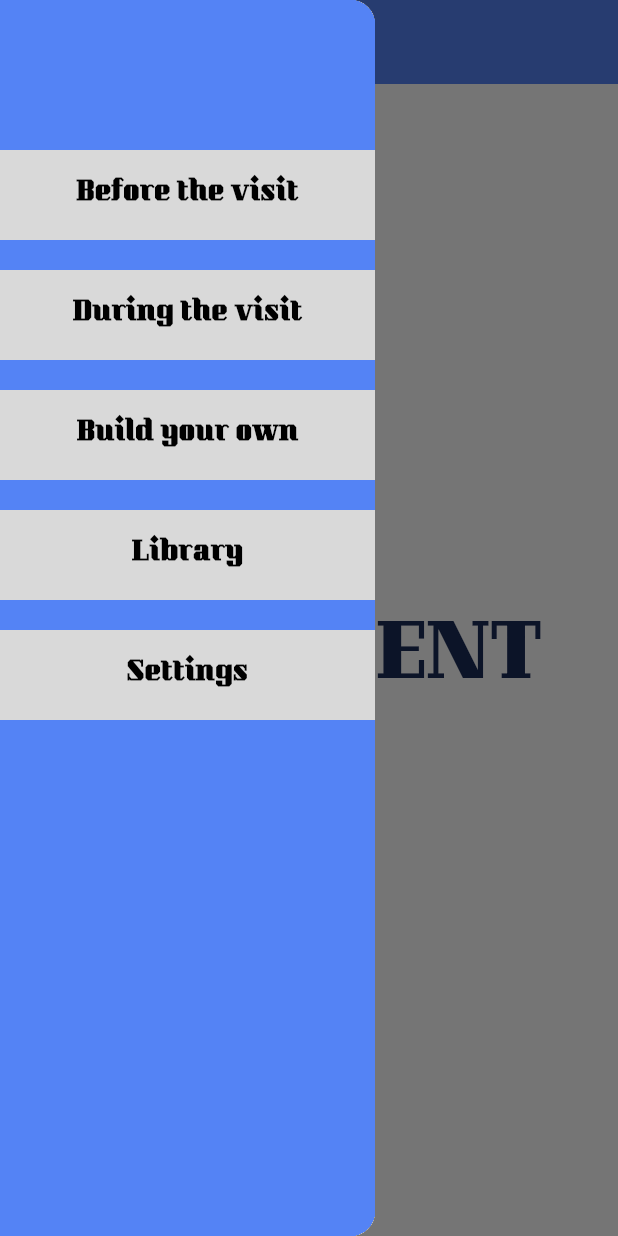
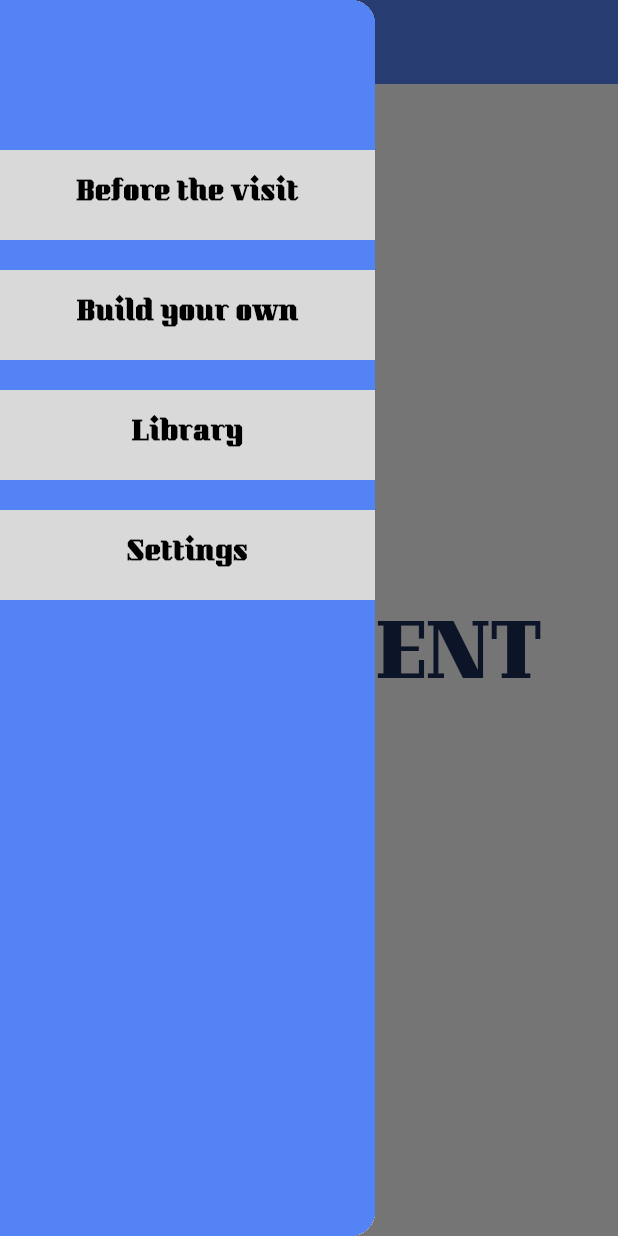
Before and after one commit to anandprasad29/Verbadent, a Flutter app: the screen it shows after launch, with the side drawer open, on a phone screen of 412 x 824 dp. Run offline on Flutter 3.47's test engine with Material 3 defaults, Android fonts, the phone set to English and light mode, and no system bars; our stand-ins replace flutter_native_splash, flutter_riverpod, flutter_tts, go_router, riverpod_annotation, shared_preferences; generated files the repository leaves out were written again.

Commit message:
feat(sidebar): temporarily remove 'During the visit' item
- Comment out During the visit from SidebarConfig.topItems
- Add TODO comment to re-add when feature is ready
- Update sidebar tests to expect 4 items instead of 5
- Update golden images for new sidebar layout

```diff
--- a/lib/src/widgets/sidebar.dart
+++ b/lib/src/widgets/sidebar.dart
@@ -58,11 +58,12 @@ class SidebarConfig {
       route: Routes.beforeVisit,
       testKey: 'sidebar_item_before_visit',
     ),
-    SidebarItemData(
-      labelKey: 'navDuringVisit',
-      route: Routes.duringVisit,
-      testKey: 'sidebar_item_during_visit',
-    ),
+    // TODO: Add "During the visit" back when the feature is ready
+    // SidebarItemData(
+    //   labelKey: 'navDuringVisit',
+    //   route: Routes.duringVisit,
+    //   testKey: 'sidebar_item_during_visit',
+    // ),
   ];
 
   /// Static items that appear at the bottom (after custom templates)
```
Also changed, not shown: 14 other files.
